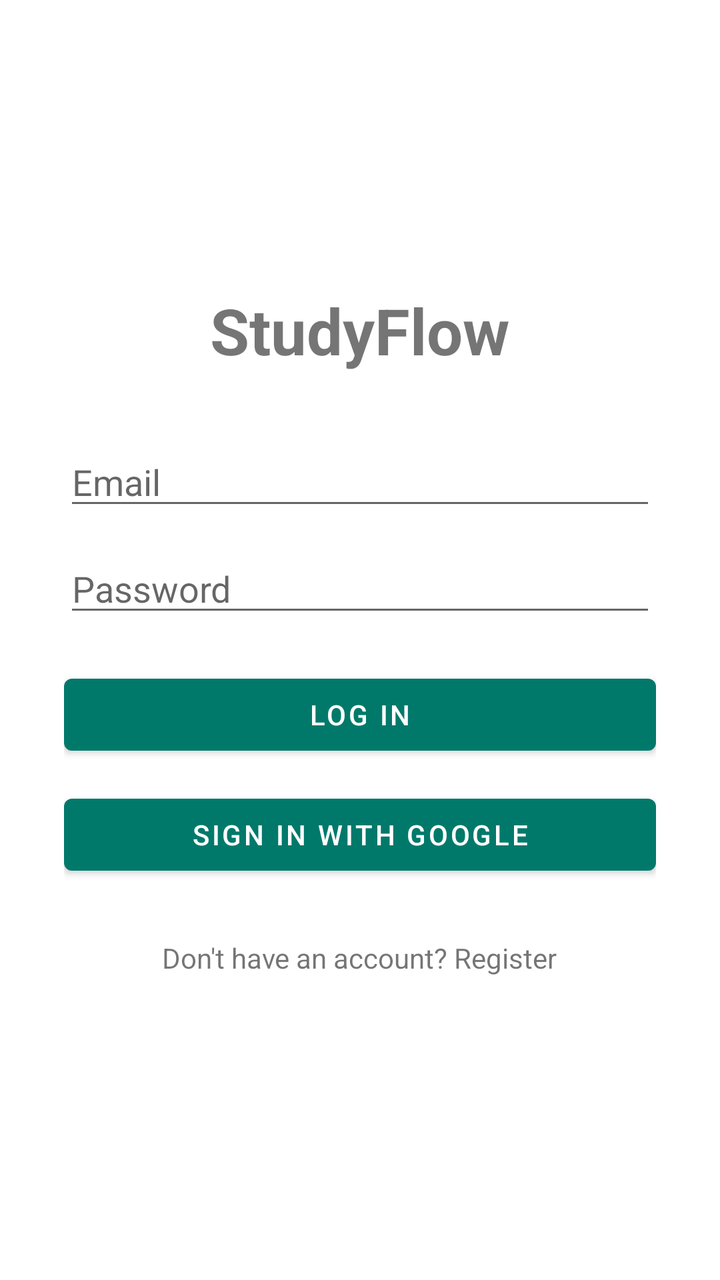
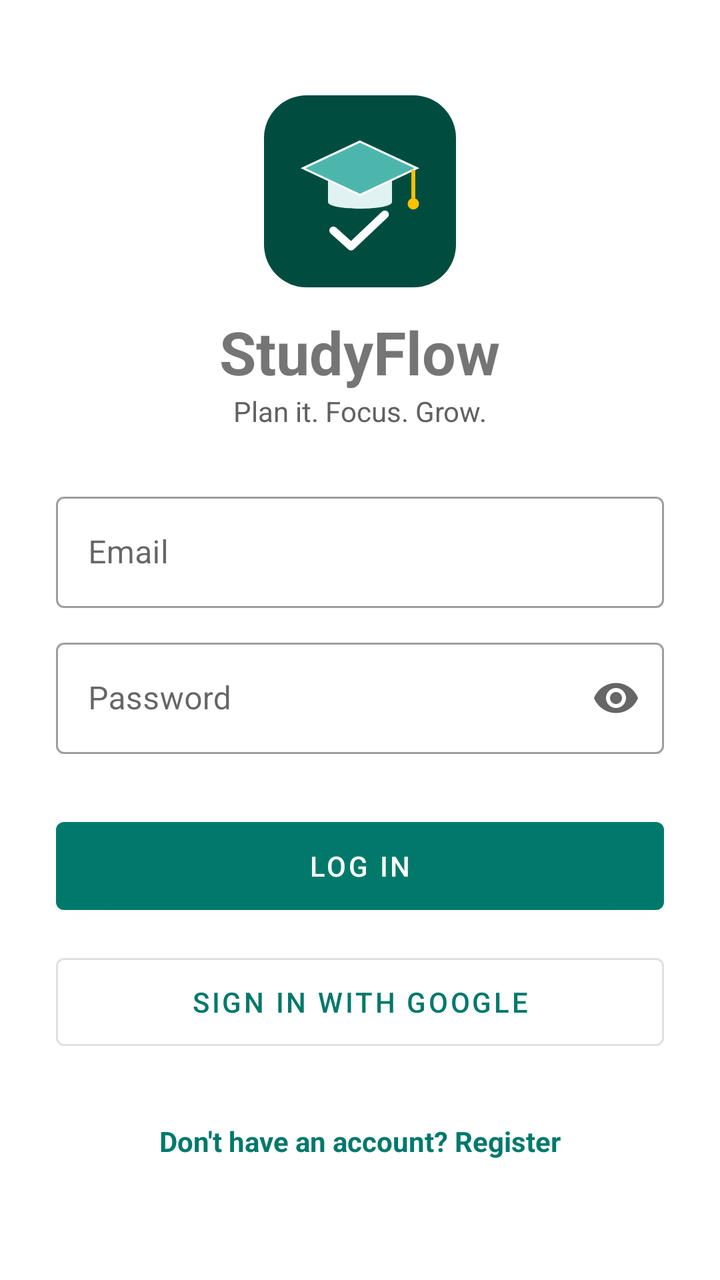

The first picture is an Android layout as it rendered before a commit; the second is the same layout after the commit. The layout source and the unified diff follow.
<!-- AndroidManifest.xml: application theme Theme.StudyFlow -->
<!-- res/layout/activity_login.xml -->
<?xml version="1.0" encoding="utf-8"?>
<LinearLayout xmlns:android="http://schemas.android.com/apk/res/android"
    android:layout_width="match_parent"
    android:layout_height="match_parent"
    android:orientation="vertical"
    android:gravity="center"
    android:padding="32dp">

    <TextView
        android:layout_width="wrap_content"
        android:layout_height="wrap_content"
        android:text="@string/app_name"
        android:textSize="32sp"
        android:textStyle="bold"
        android:layout_marginBottom="32dp" />

    <EditText
        android:id="@+id/editEmail"
        android:layout_width="match_parent"
        android:layout_height="wrap_content"
        android:hint="@string/hint_email"
        android:inputType="textEmailAddress"
        android:autofillHints="emailAddress" />

    <EditText
        android:id="@+id/editPassword"
        android:layout_width="match_parent"
        android:layout_height="wrap_content"
        android:hint="@string/hint_password"
        android:inputType="textPassword"
        android:autofillHints="password"
        android:layout_marginTop="12dp" />

    <Button
        android:id="@+id/buttonLogin"
        android:layout_width="match_parent"
        android:layout_height="wrap_content"
        android:text="@string/action_login"
        android:layout_marginTop="20dp" />

    <Button
        android:id="@+id/buttonGoogleSignIn"
        android:layout_width="match_parent"
        android:layout_height="wrap_content"
        android:text="@string/action_google_signin"
        android:layout_marginTop="12dp" />

    <TextView
        android:id="@+id/textRegisterLink"
        android:layout_width="wrap_content"
        android:layout_height="wrap_content"
        android:text="@string/action_register_link"
        android:layout_marginTop="20dp"
        android:padding="8dp" />

</LinearLayout>
<!-- resources referenced by this layout -->
<resources>
  <string name="action_google_signin">Sign in with Google</string>
  <string name="action_login">Log In</string>
  <string name="action_register_link">Don\'t have an account? Register</string>
  <string name="app_name">StudyFlow</string>
  <string name="hint_email">Email</string>
  <string name="hint_password">Password</string>
  <style name="Theme.StudyFlow" parent="Theme.MaterialComponents.DayNight.NoActionBar">
          <item name="colorPrimary">@color/teal_700</item>
          <item name="colorPrimaryVariant">@color/teal_900</item>
          <item name="colorOnPrimary">@color/white</item>
          <item name="colorSecondary">@color/teal_200</item>
          <item name="android:statusBarColor">@color/teal_900</item>
      </style>
  <color name="teal_700">#00796B</color>
  <color name="teal_900">#004D40</color>
  <color name="white">#FFFFFF</color>
  <color name="teal_200">#80CBC4</color>
</resources>

<!-- the commit's change to res/layout/activity_login.xml (unified diff, before → after) -->
@@ -1,56 +1,101 @@
 <?xml version="1.0" encoding="utf-8"?>
-<LinearLayout xmlns:android="http://schemas.android.com/apk/res/android"
+<ScrollView xmlns:android="http://schemas.android.com/apk/res/android"
+    xmlns:app="http://schemas.android.com/apk/res-auto"
     android:layout_width="match_parent"
     android:layout_height="match_parent"
-    android:orientation="vertical"
-    android:gravity="center"
-    android:padding="32dp">
+    android:fillViewport="true">
 
-    <TextView
-        android:layout_width="wrap_content"
-        android:layout_height="wrap_content"
-        android:text="@string/app_name"
-        android:textSize="32sp"
-        android:textStyle="bold"
-        android:layout_marginBottom="32dp" />
-
-    <EditText
-        android:id="@+id/editEmail"
+    <LinearLayout
         android:layout_width="match_parent"
         android:layout_height="wrap_content"
-        android:hint="@string/hint_email"
-        android:inputType="textEmailAddress"
-        android:autofillHints="emailAddress" />
+        android:gravity="center"
+        android:orientation="vertical"
+        android:padding="28dp">
 
-    <EditText
-        android:id="@+id/editPassword"
-        android:layout_width="match_parent"
-        android:layout_height="wrap_content"
-        android:hint="@string/hint_password"
-        android:inputType="textPassword"
-        android:autofillHints="password"
-        android:layout_marginTop="12dp" />
+        <ImageView
+            android:layout_width="96dp"
+            android:layout_height="96dp"
+            android:contentDescription="@string/app_name"
+            android:src="@drawable/logo_studyflow" />
 
-    <Button
-        android:id="@+id/buttonLogin"
-        android:layout_width="match_parent"
-        android:layout_height="wrap_content"
-        android:text="@string/action_login"
-        android:layout_marginTop="20dp" />
+        <TextView
+            android:layout_width="wrap_content"
+            android:layout_height="wrap_content"
+            android:layout_marginTop="12dp"
+            android:text="@string/app_name"
+            android:textSize="30sp"
+            android:textStyle="bold" />
 
-    <Button
-        android:id="@+id/buttonGoogleSignIn"
-        android:layout_width="match_parent"
-        android:layout_height="wrap_content"
-        android:text="@string/action_google_signin"
-        android:layout_marginTop="12dp" />
+        <TextView
+            android:layout_width="wrap_content"
+            android:layout_height="wrap_content"
+            android:layout_marginBottom="28dp"
+            android:text="@string/tagline"
+            android:textColor="@color/text_secondary" />
 
-    <TextView
-        android:id="@+id/textRegisterLink"
-        android:layout_width="wrap_content"
-        android:layout_height="wrap_content"
-        android:text="@string/action_register_link"
-        android:layout_marginTop="20dp"
-        android:padding="8dp" />
+        <com.google.android.material.textfield.TextInputLayout
+            android:id="@+id/layoutEmail"
+            style="@style/Widget.MaterialComponents.TextInputLayout.OutlinedBox"
+            android:layout_width="match_parent"
+            android:layout_height="wrap_content"
+            android:hint="@string/hint_email">
 
-</LinearLayout>
+            <com.google.android.material.textfield.TextInputEditText
+                android:id="@+id/inputEmail"
+                android:layout_width="match_parent"
+                android:layout_height="wrap_content"
+                android:autofillHints="emailAddress"
+                android:inputType="textEmailAddress" />
+        </com.google.android.material.textfield.TextInputLayout>
+
+        <com.google.android.material.textfield.TextInputLayout
+            android:id="@+id/layoutPassword"
+            style="@style/Widget.MaterialComponents.TextInputLayout.OutlinedBox"
+            android:layout_width="match_parent"
+            android:layout_height="wrap_content"
+            android:layout_marginTop="12dp"
+            android:hint="@string/hint_password"
+            app:endIconMode="password_toggle">
+
+            <com.google.android.material.textfield.TextInputEditText
+                android:id="@+id/inputPassword"
+                android:layout_width="match_parent"
+                android:layout_height="wrap_content"
+                android:autofillHints="password"
+                android:inputType="textPassword" />
+        </com.google.android.material.textfield.TextInputLayout>
+
+        <com.google.android.material.progressindicator.LinearProgressIndicator
+            android:id="@+id/progressLoading"
+            android:layout_width="match_parent"
+            android:layout_height="wrap_content"
+            android:layout_marginTop="16dp"
+            android:indeterminate="true"
+            android:visibility="invisible" />
+
+        <Button
+            android:id="@+id/buttonLogin"
+            android:layout_width="match_parent"
+            android:layout_height="56dp"
+            android:layout_marginTop="8dp"
+            android:text="@string/action_login" />
+
+        <Button
+            android:id="@+id/buttonGoogleSignIn"
+            style="@style/Widget.MaterialComponents.Button.OutlinedButton"
+            android:layout_width="match_parent"
+            android:layout_height="56dp"
+            android:layout_marginTop="12dp"
+            android:text="@string/action_google_signin" />
+
+        <TextView
+            android:id="@+id/textRegisterLink"
+            android:layout_width="wrap_content"
+            android:layout_height="wrap_content"
+            android:layout_marginTop="20dp"
+            android:padding="12dp"
+            android:text="@string/action_register_link"
+            android:textColor="?attr/colorPrimary"
+            android:textStyle="bold" />
+    </LinearLayout>
+</ScrollView>
<!-- resource entries referenced after the edit -->
@@ -1,17 +1,54 @@
 <!-- resources referenced by this layout -->
 <resources>
+  <color name="text_secondary">#616161</color>
+  <!-- drawable logo_studyflow (drawable) -->
+  <?xml version="1.0" encoding="utf-8"?>
+  <vector xmlns:android="http://schemas.android.com/apk/res/android"
+      android:width="96dp"
+      android:height="96dp"
+      android:viewportWidth="108"
+      android:viewportHeight="108">
+      <path
+          android:fillColor="#004D40"
+          android:pathData="M24,0 H84 A24,24 0 0 1 108,24 V84 A24,24 0 0 1 84,108 H24 A24,24 0 0 1 0,84 V24 A24,24 0 0 1 24,0 Z" />
+      <path
+          android:fillColor="#E0F2F1"
+          android:pathData="M36,48 L36,60 C36,65 72,65 72,60 L72,48 L54,56 Z" />
+      <path
+          android:fillColor="#4DB6AC"
+          android:strokeWidth="1.2"
+          android:strokeColor="#FFFFFF"
+          android:pathData="M54,26 L86,41 L54,56 L22,41 Z" />
+      <path
+          android:strokeWidth="2.2"
+          android:strokeColor="#FFC107"
+          android:pathData="M84,42 L84,58" />
+      <path
+          android:fillColor="#FFC107"
+          android:pathData="M84,61 m-3.2,0 a3.2,3.2 0 1,1 6.4,0 a3.2,3.2 0 1,1 -6.4,0" />
+      <path
+          android:fillColor="#00000000"
+          android:strokeWidth="4.5"
+          android:strokeColor="#FFFFFF"
+          android:strokeLineCap="round"
+          android:strokeLineJoin="round"
+          android:pathData="M39,76 L49,85 L68,67" />
+  </vector>
   <string name="action_google_signin">Sign in with Google</string>
-  <string name="action_login">Log In</string>
+  <string name="action_login">Log in</string>
   <string name="action_register_link">Don\'t have an account? Register</string>
-  <string name="app_name">StudyFlow</string>
+  <string name="app_name" translatable="false">StudyFlow</string>
   <string name="hint_email">Email</string>
   <string name="hint_password">Password</string>
+  <string name="tagline">Plan it. Focus. Grow.</string>
   <style name="Theme.StudyFlow" parent="Theme.MaterialComponents.DayNight.NoActionBar">
           <item name="colorPrimary">@color/teal_700</item>
           <item name="colorPrimaryVariant">@color/teal_900</item>
           <item name="colorOnPrimary">@color/white</item>
           <item name="colorSecondary">@color/teal_200</item>
-          <item name="android:statusBarColor">@color/teal_900</item>
+          
+          <item name="android:windowLightStatusBar" tools:targetApi="m">true</item>
+          <item name="android:windowLightNavigationBar" tools:targetApi="o_mr1">true</item>
       </style>
   <color name="teal_700">#00796B</color>
   <color name="teal_900">#004D40</color>
